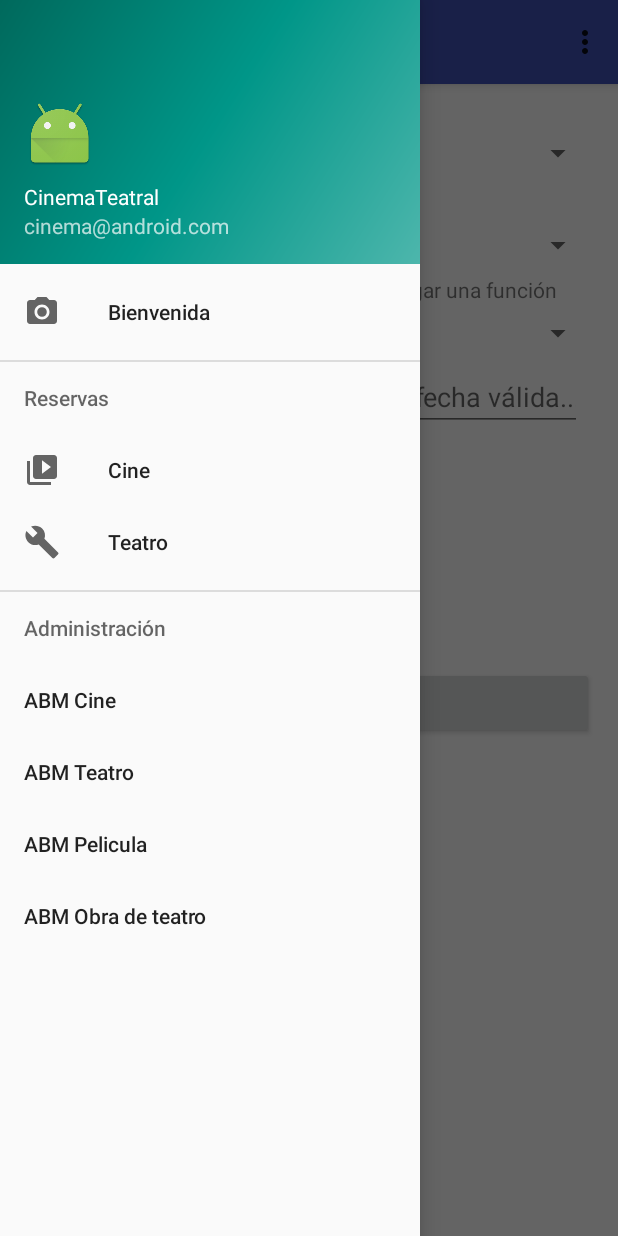
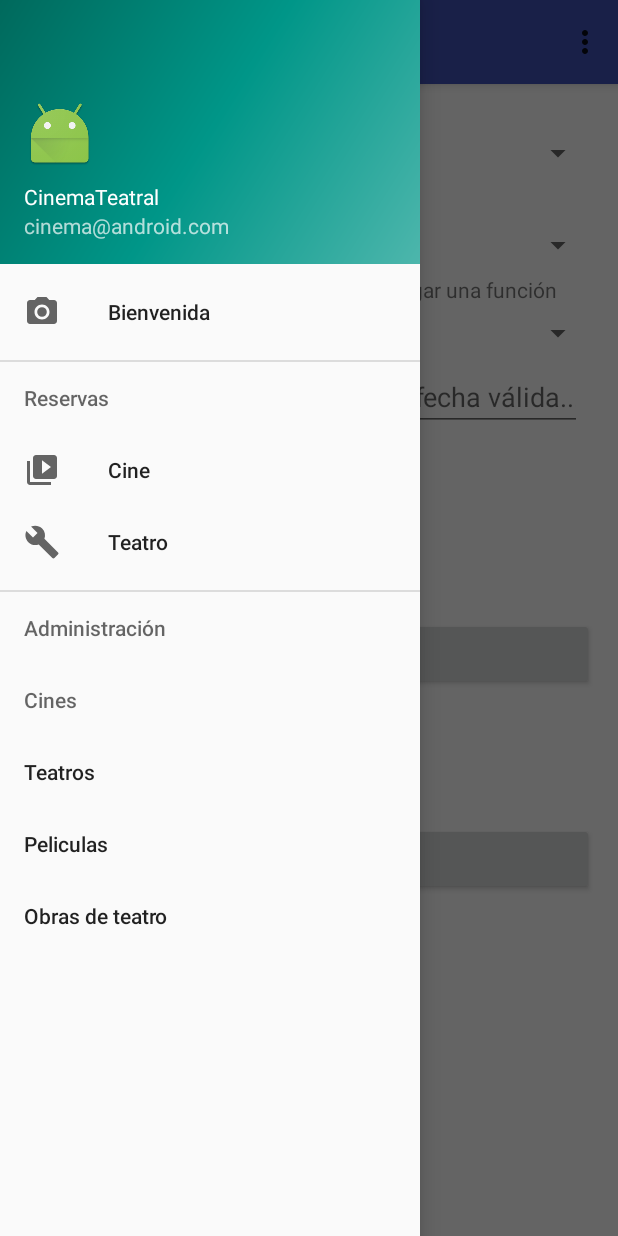
Before and after one commit to tincho2015/CinemaTeatralV2, an Android app: the fragment abm_funcion placed in its activity, with the side drawer open, on a phone screen of 412 x 824 dp. Run offline under Robolectric (Android 15) with nearby library versions, the phone set to English and light mode, and no system bars.

Commit message:
Cambios en horarios

```diff
--- a/app/src/main/java/com/example/darkknight/cinemateatralv2/Clases/Dia.java
+++ b/app/src/main/java/com/example/darkknight/cinemateatralv2/Clases/Dia.java
@@ -11,9 +11,9 @@ public class Dia
     private Date fecha;
     private ArrayList<horario>horarios;
 
-    public Dia(Date fecha, ArrayList<horario> horarios) {
+    public Dia(Date fecha) {
         this.fecha = fecha;
-        this.horarios = horarios;
+        this.horarios = new ArrayList<>();
     }
 
     public Date getFecha() {
--- a/app/src/main/java/com/example/darkknight/cinemateatralv2/Clases/funcion.java
+++ b/app/src/main/java/com/example/darkknight/cinemateatralv2/Clases/funcion.java
@@ -41,7 +41,13 @@ public class funcion {
         public String toString(){
                 return java.text.DateFormat.getDateInstance(android.icu.text.DateFormat.DEFAULT,Locale.forLanguageTag("es-ES")).format(diaFuncion);
         }
+        public Dia getDiaFuncion() {
+                return diaFuncion;
+        }
 
+        public void setDiaFuncion(Dia diaFuncion) {
+                this.diaFuncion = diaFuncion;
+        }
 
 
 
--- a/app/src/main/res/layout/abm_funcion_fragment.xml
+++ b/app/src/main/res/layout/abm_funcion_fragment.xml
@@ -85,23 +85,23 @@
             app:layout_constraintEnd_toEndOf="parent"
             app:layout_constraintHorizontal_bias="0.0"
             app:layout_constraintStart_toStartOf="parent"
-            app:layout_constraintTop_toBottomOf="@+id/btnNuevaFuncion" />
+            app:layout_constraintTop_toBottomOf="@+id/btnAgregarFecha" />
 
         <Button
-            android:id="@+id/btnNuevaFuncion"
+            android:id="@+id/btnAgregarFecha"
             android:layout_width="0dp"
             android:layout_height="wrap_content"
             android:layout_marginBottom="200dp"
             android:layout_marginEnd="8dp"
             android:layout_marginStart="8dp"
             android:layout_marginTop="8dp"
-            android:text="@string/title_btn_funcion"
+            android:text="@string/title_btn_agregar_nueva_fecha"
             app:layout_constraintBottom_toBottomOf="parent"
             app:layout_constraintEnd_toEndOf="parent"
             app:layout_constraintHorizontal_bias="0.0"
             app:layout_constraintStart_toStartOf="parent"
             app:layout_constraintTop_toTopOf="parent"
-            app:layout_constraintVertical_bias="0.755" />
+            app:layout_constraintVertical_bias="0.961" />
 
         <Button
             android:id="@+id/btnFecha"
@@ -196,6 +196,20 @@
             app:layout_constraintTop_toTopOf="parent"
             app:layout_constraintVertical_bias="0.121" />
 
+        <Button
+            android:id="@+id/button3"
+            android:layout_width="0dp"
+            android:layout_height="wrap_content"
+            android:layout_marginBottom="8dp"
+            android:layout_marginEnd="8dp"
+            android:layout_marginStart="8dp"
+            android:layout_marginTop="8dp"
+            android:text="@string/title_btn_agregar_nueva_hora"
+            app:layout_constraintBottom_toBottomOf="parent"
+            app:layout_constraintEnd_toEndOf="parent"
+            app:layout_constraintStart_toStartOf="parent"
+            app:layout_constraintTop_toTopOf="parent" />
+
     </android.support.constraint.ConstraintLayout>
 
 </FrameLayout>
--- a/app/src/main/res/layout/fragment_abm_horario.xml
+++ b/app/src/main/res/layout/fragment_abm_horario.xml
@@ -45,13 +45,13 @@
 
         <Button
             android:id="@+id/btnAgregarHorario"
-            android:layout_width="wrap_content"
+            android:layout_width="0dp"
             android:layout_height="wrap_content"
             android:layout_marginBottom="8dp"
             android:layout_marginEnd="8dp"
             android:layout_marginStart="8dp"
             android:layout_marginTop="8dp"
-            android:text="Button"
+            android:text="@string/title_btn_funcion"
             app:layout_constraintBottom_toBottomOf="parent"
             app:layout_constraintEnd_toEndOf="parent"
             app:layout_constraintStart_toStartOf="parent"
--- a/app/src/main/res/menu/activity_menu_lateral_drawer.xml
+++ b/app/src/main/res/menu/activity_menu_lateral_drawer.xml
@@ -9,7 +9,7 @@
         <item
             android:id="@+id/opc_menu_1"
             android:icon="@drawable/ic_menu_camera"
-            android:title="@string/menu_lateral_opcion_1" />
+            android:title="@string/menu_lateral_opcion_1"/>
 
         <item
             android:id="@+id/opc_menu_2"
@@ -33,7 +33,20 @@
             <menu>
                 <item
                     android:id="@+id/opc_menu_admin_1"
-                    android:title="@string/menu_admin_opc_1" />
+                    android:title="@string/menu_admin_opc_1">
+                <menu>
+
+                    <item
+                        android:id="@+id/opc_menu_admin_1_1"
+                        android:title="@string/menu_admin_opc_1_1" />
+                    <item
+                        android:id="@+id/opc_menu_admin_1_2"
+                        android:title="@string/menu_admin_opc_1_2" />
+                    <item
+                        android:id="@+id/opc_menu_admin_1_3"
+                        android:title="@string/menu_admin_opc_1_3" />
+                </menu>
+                </item>
                 <item
                     android:id="@+id/opc_menu_admin_2"
                     android:title="@string/menu_admin_opc_2" />
--- a/app/src/main/res/values/strings.xml
+++ b/app/src/main/res/values/strings.xml
@@ -20,6 +20,8 @@
     <string name="title_seleccion_fecha">Ingrese una fecha válida...</string>
     <string name="title_seleccion_horario">Ingrese un horario válido...</string>
     <string name="title_btn_funcion">Agregar función</string>
+    <string name="title_btn_agregar_nueva_fecha">Agregar fecha</string>
+    <string name="title_btn_agregar_nueva_hora">Agregar horario</string>
     <string name="title_seleccion_pelicula">Seleccione la película a la cual desea agregar una función</string>
     <string name="title_funcion">funcion</string>
     <string name="btn_fecha_funcion">FECHA</string>
@@ -43,10 +45,13 @@
     <string name="menu_lateral_opcion_3">Cine</string>
     <string name="menu_lateral_opcion_4">Teatro</string>
     <string name="menu_admin_titulo">Administración</string>
-    <string name="menu_admin_opc_1">ABM Cine</string>
-    <string name="menu_admin_opc_2">ABM Teatro</string>
-    <string name="menu_admin_opc_3">ABM Pelicula</string>
-    <string name="menu_admin_opc_4">ABM Obra de teatro</string>
+    <string name="menu_admin_opc_1">Cines</string>
+    <string name="menu_admin_opc_2">Teatros</string>
+    <string name="menu_admin_opc_3">Peliculas</string>
+    <string name="menu_admin_opc_4">Obras de teatro</string>
+    <string name="menu_admin_opc_1_1">ABM de cine</string>
+    <string name="menu_admin_opc_1_2">Listar funciones</string>
+    <string name="menu_admin_opc_1_3">Listar cines</string>
     <string name="navigation_drawer_open">Open navigation drawer</string>
     <string name="navigation_drawer_close">Close navigation drawer</string>
     <string name="nav_header_title">CinemaTeatral</string>
```
Also changed, not shown: app/src/main/java/com/example/darkknight/cinemateatralv2/Adaptadores/adaptadorSpinnerDeFechas.java (added, +68 -0 lines), app/src/main/java/com/example/darkknight/cinemateatralv2/abm_funcion.java (+12 -23 lines), app/src/main/java/com/example/darkknight/cinemateatralv2/abm_horario_fragment.java (+10 -0 lines).
